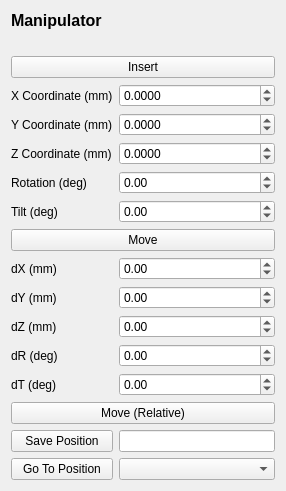
This is fibsem/ui/qtdesigner_files/FibsemManipulatorWidget.ui in DeMarcoLab/fibsem as Qt 5 draws it before an edit. The edited form follows.
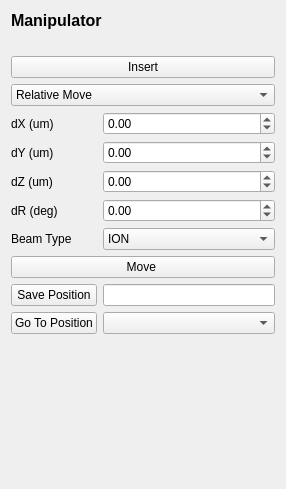
This is the edited form.

Commit message: removed GIS widget from UI, made changes to manipulator UI

Diff of the .ui file:
```diff
--- a/fibsem/ui/qtdesigner_files/FibsemManipulatorWidget.ui
+++ b/fibsem/ui/qtdesigner_files/FibsemManipulatorWidget.ui
@@ -14,74 +14,6 @@
    <string>Form</string>
   </property>
   <layout class="QGridLayout" name="gridLayout_2">
-   <item row="7" column="0">
-    <widget class="QLabel" name="label_movement_stage_rotation">
-     <property name="text">
-      <string>Rotation (deg)</string>
-     </property>
-    </widget>
-   </item>
-   <item row="8" column="0">
-    <widget class="QLabel" name="label_movement_stage_tilt">
-     <property name="text">
-      <string>Tilt (deg)</string>
-     </property>
-    </widget>
-   </item>
-   <item row="10" column="0">
-    <widget class="QLabel" name="label">
-     <property name="text">
-      <string>dX (mm)</string>
-     </property>
-    </widget>
-   </item>
-   <item row="15" column="0" colspan="2">
-    <widget class="QPushButton" name="moveRelative_button">
-     <property name="text">
-      <string>Move (Relative)</string>
-     </property>
-    </widget>
-   </item>
-   <item row="3" column="0" colspan="2">
-    <widget class="QPushButton" name="insertManipulator_button">
-     <property name="text">
-      <string>Insert</string>
-     </property>
-    </widget>
-   </item>
-   <item row="4" column="1">
-    <widget class="QDoubleSpinBox" name="xCoordinate_spinbox">
-     <property name="decimals">
-      <number>4</number>
-     </property>
-     <property name="minimum">
-      <double>-1000.000000000000000</double>
-     </property>
-     <property name="maximum">
-      <double>1000.000000000000000</double>
-     </property>
-    </widget>
-   </item>
-   <item row="13" column="1">
-    <widget class="QDoubleSpinBox" name="dR_spinbox">
-     <property name="minimum">
-      <double>-365.000000000000000</double>
-     </property>
-     <property name="maximum">
-      <double>365.000000000000000</double>
-     </property>
-    </widget>
-   </item>
-   <item row="17" column="1">
-    <widget class="QComboBox" name="savedPosition_combobox"/>
-   </item>
-   <item row="16" column="0">
-    <widget class="QPushButton" name="addSavedPosition_button">
-     <property name="text">
-      <string>Save Position</string>
-     </property>
-    </widget>
-   </item>
    <item row="0" column="0" colspan="2">
     <widget class="QLabel" name="label_title">
      <property name="font">
@@ -97,94 +29,17 @@
     </widget>
    </item>
    <item row="11" column="0">
-    <widget class="QLabel" name="label_2">
+    <widget class="QPushButton" name="addSavedPosition_button">
      <property name="text">
-      <string>dY (mm)</string>
-     </property>
-    </widget>
-   </item>
-   <item row="7" column="1">
-    <widget class="QDoubleSpinBox" name="rotationCoordinate_spinbox">
-     <property name="minimum">
-      <double>-360.000000000000000</double>
-     </property>
-     <property name="maximum">
-      <double>360.000000000000000</double>
-     </property>
-    </widget>
-   </item>
-   <item row="12" column="0">
-    <widget class="QLabel" name="label_3">
-     <property name="text">
-      <string>dZ (mm)</string>
-     </property>
-    </widget>
-   </item>
-   <item row="16" column="1">
-    <widget class="QLineEdit" name="savedPositionName_lineEdit"/>
-   </item>
-   <item row="5" column="1">
-    <widget class="QDoubleSpinBox" name="yCoordinate_spinbox">
-     <property name="decimals">
-      <number>4</number>
-     </property>
-     <property name="minimum">
-      <double>-1000.000000000000000</double>
-     </property>
-     <property name="maximum">
-      <double>1000.000000000000000</double>
-     </property>
-    </widget>
-   </item>
-   <item row="14" column="1">
-    <widget class="QDoubleSpinBox" name="dT_spinbox">
-     <property name="minimum">
-      <double>-365.000000000000000</double>
-     </property>
-     <property name="maximum">
-      <double>365.000000000000000</double>
-     </property>
-    </widget>
-   </item>
-   <item row="8" column="1">
-    <widget class="QDoubleSpinBox" name="tiltCoordinate_spinbox">
-     <property name="minimum">
-      <double>-360.000000000000000</double>
-     </property>
-     <property name="maximum">
-      <double>360.000000000000000</double>
+      <string>Save Position</string>
      </property>
     </widget>
    </item>
    <item row="11" column="1">
-    <widget class="QDoubleSpinBox" name="dY_spinbox">
-     <property name="minimum">
-      <double>-1000.000000000000000</double>
-     </property>
-     <property name="maximum">
-      <double>1000.000000000000000</double>
-     </property>
-    </widget>
-   </item>
-   <item row="13" column="0">
-    <widget class="QLabel" name="label_4">
-     <property name="text">
-      <string>dR (deg)</string>
-     </property>
-    </widget>
-   </item>
-   <item row="17" column="0">
-    <widget class="QPushButton" name="goToPosition_button">
-     <property name="text">
-      <string>Go To Position</string>
-     </property>
-    </widget>
+    <widget class="QLineEdit" name="savedPositionName_lineEdit"/>
    </item>
    <item row="6" column="1">
-    <widget class="QDoubleSpinBox" name="zCoordinate_spinbox">
-     <property name="decimals">
-      <number>4</number>
-     </property>
+    <widget class="QDoubleSpinBox" name="dY_spinbox">
      <property name="minimum">
       <double>-1000.000000000000000</double>
      </property>
@@ -193,21 +48,7 @@
      </property>
     </widget>
    </item>
-   <item row="6" column="0">
-    <widget class="QLabel" name="label_movement_stage_z">
-     <property name="text">
-      <string>Z Coordinate (mm)</string>
-     </property>
-    </widget>
-   </item>
-   <item row="9" column="0" colspan="2">
-    <widget class="QPushButton" name="movetoposition_button">
-     <property name="text">
-      <string>Move</string>
-     </property>
-    </widget>
-   </item>
-   <item row="10" column="1">
+   <item row="5" column="1">
     <widget class="QDoubleSpinBox" name="dX_spinbox">
      <property name="minimum">
       <double>-1000.000000000000000</double>
@@ -217,21 +58,7 @@
      </property>
     </widget>
    </item>
-   <item row="5" column="0">
-    <widget class="QLabel" name="label_movement_stage_y">
-     <property name="text">
-      <string>Y Coordinate (mm)</string>
-     </property>
-    </widget>
-   </item>
-   <item row="4" column="0">
-    <widget class="QLabel" name="label_movement_stage_x">
-     <property name="text">
-      <string>X Coordinate (mm)</string>
-     </property>
-    </widget>
-   </item>
-   <item row="12" column="1">
+   <item row="7" column="1">
     <widget class="QDoubleSpinBox" name="dZ_spinbox">
      <property name="minimum">
       <double>-1000.000000000000000</double>
@@ -241,10 +68,24 @@
      </property>
     </widget>
    </item>
-   <item row="14" column="0">
-    <widget class="QLabel" name="label_5">
+   <item row="4" column="0" colspan="2">
+    <widget class="QComboBox" name="move_type_comboBox">
+     <item>
+      <property name="text">
+       <string>Relative Move</string>
+      </property>
+     </item>
+     <item>
+      <property name="text">
+       <string>Corrected Move</string>
+      </property>
+     </item>
+    </widget>
+   </item>
+   <item row="8" column="0">
+    <widget class="QLabel" name="dr_label">
      <property name="text">
-      <string>dT (deg)</string>
+      <string>dR (deg)</string>
      </property>
     </widget>
    </item>
@@ -255,7 +96,52 @@
      </property>
     </widget>
    </item>
-   <item row="18" column="0" colspan="2">
+   <item row="3" column="0" colspan="2">
+    <widget class="QPushButton" name="insertManipulator_button">
+     <property name="text">
+      <string>Insert</string>
+     </property>
+    </widget>
+   </item>
+   <item row="10" column="0" colspan="2">
+    <widget class="QPushButton" name="moveRelative_button">
+     <property name="text">
+      <string>Move </string>
+     </property>
+    </widget>
+   </item>
+   <item row="12" column="0">
+    <widget class="QPushButton" name="goToPosition_button">
+     <property name="text">
+      <string>Go To Position</string>
+     </property>
+    </widget>
+   </item>
+   <item row="5" column="0">
+    <widget class="QLabel" name="dx_label">
+     <property name="text">
+      <string>dX (um)</string>
+     </property>
+    </widget>
+   </item>
+   <item row="7" column="0">
+    <widget class="QLabel" name="dz_label">
+     <property name="text">
+      <string>dZ (um)</string>
+     </property>
+    </widget>
+   </item>
+   <item row="8" column="1">
+    <widget class="QDoubleSpinBox" name="dR_spinbox">
+     <property name="minimum">
+      <double>-365.000000000000000</double>
+     </property>
+     <property name="maximum">
+      <double>365.000000000000000</double>
+     </property>
+    </widget>
+   </item>
+   <item row="13" column="0" colspan="2">
     <spacer name="verticalSpacer">
      <property name="orientation">
       <enum>Qt::Vertical</enum>
@@ -268,6 +154,37 @@
      </property>
     </spacer>
    </item>
+   <item row="12" column="1">
+    <widget class="QComboBox" name="savedPosition_combobox"/>
+   </item>
+   <item row="6" column="0">
+    <widget class="QLabel" name="dy_label">
+     <property name="text">
+      <string>dY (um)</string>
+     </property>
+    </widget>
+   </item>
+   <item row="9" column="1">
+    <widget class="QComboBox" name="beam_type_combobox">
+     <item>
+      <property name="text">
+       <string>ION</string>
+      </property>
+     </item>
+     <item>
+      <property name="text">
+       <string>ELECTRON</string>
+      </property>
+     </item>
+    </widget>
+   </item>
+   <item row="9" column="0">
+    <widget class="QLabel" name="beam_type_label">
+     <property name="text">
+      <string>Beam Type</string>
+     </property>
+    </widget>
+   </item>
   </layout>
  </widget>
  <resources/>
```
The commit also changes 3 other files.
